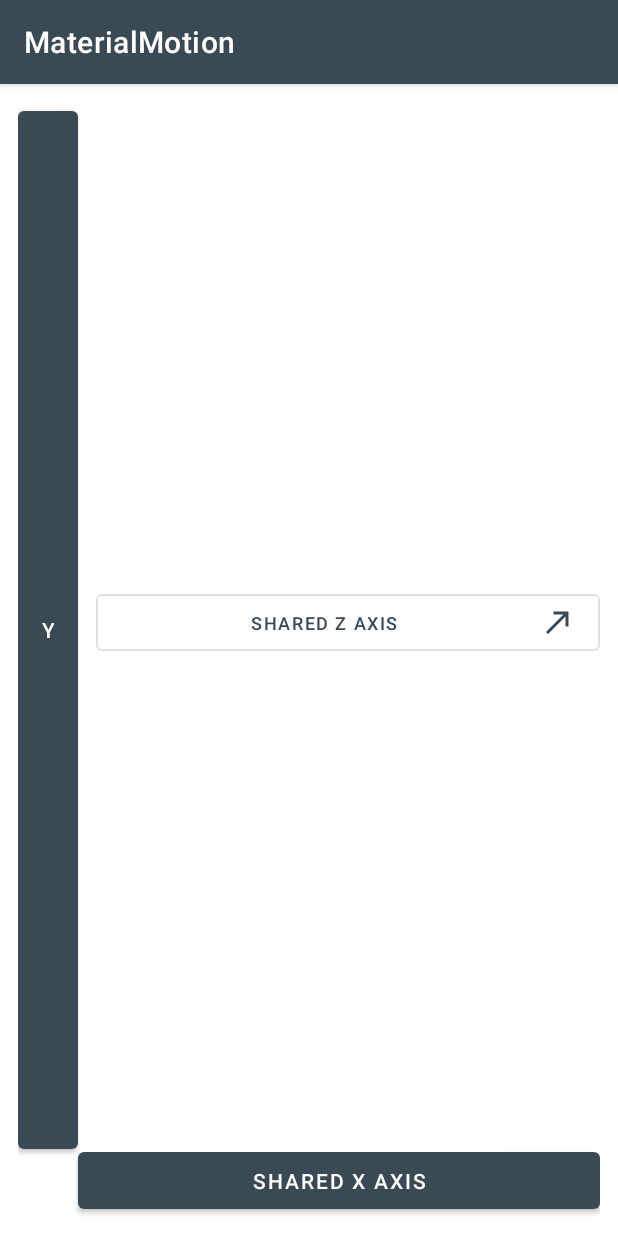
After one commit to putragraha/MaterialMotion, an Android app: the SharedAxisActivity screen opened directly, with no data from a screen before it, on a phone screen of 412 x 824 dp. The commit adds this screen. Run offline under Robolectric (Android 15) with nearby library versions, the phone set to English and light mode, and no system bars.

Commit message:
Set intent to SharedAxisActivity.kt

```diff
--- a/app/src/main/AndroidManifest.xml
+++ b/app/src/main/AndroidManifest.xml
@@ -21,6 +21,8 @@
         <activity android:name=".containertransform.ContainerTransformActivity"/>
 
         <activity android:name=".containertransform.ContainerTransformedActivity"/>
+
+        <activity android:name=".sharedaxis.SharedAxisActivity"/>
     </application>
 
 </manifest>
--- a/app/src/main/java/com/nsystem/materialmotion/MainActivity.kt
+++ b/app/src/main/java/com/nsystem/materialmotion/MainActivity.kt
@@ -5,6 +5,7 @@ import android.os.Bundle
 import androidx.appcompat.app.AppCompatActivity
 import com.nsystem.materialmotion.containertransform.ContainerTransformActivity
 import com.nsystem.materialmotion.databinding.ActivityMainBinding
+import com.nsystem.materialmotion.sharedaxis.SharedAxisActivity
 
 class MainActivity : AppCompatActivity() {
 
@@ -18,8 +19,19 @@ class MainActivity : AppCompatActivity() {
     }
 
     private fun setupButton() {
+        setupMbContainerTransform()
+        setupMbSharedAxis()
+    }
+
+    private fun setupMbContainerTransform() {
         binding.mbContainerTransform.setOnClickListener {
             startActivity(Intent(this@MainActivity, ContainerTransformActivity::class.java))
         }
     }
+
+    private fun setupMbSharedAxis() {
+        binding.mbSharedAxis.setOnClickListener {
+            startActivity(Intent(this@MainActivity, SharedAxisActivity::class.java))
+        }
+    }
 }
--- /dev/null
+++ b/app/src/main/java/com/nsystem/materialmotion/sharedaxis/SharedAxisActivity.kt
@@ -0,0 +1,18 @@
+package com.nsystem.materialmotion.sharedaxis
+
+import android.os.Bundle
+import androidx.appcompat.app.AppCompatActivity
+import com.nsystem.materialmotion.R
+
+
+/**
+ * @author Putra Nugraha (putra.nugraha@dana.id)
+ * @version SharedAxisActivity, v 0.0.1 27/09/20 15.54 by Putra Nugraha
+ */
+class SharedAxisActivity: AppCompatActivity() {
+
+    override fun onCreate(savedInstanceState: Bundle?) {
+        super.onCreate(savedInstanceState)
+        setContentView(R.layout.activity_shared_axis)
+    }
+}
--- /dev/null
+++ b/app/src/main/res/layout/activity_shared_axis.xml
@@ -0,0 +1,39 @@
+<?xml version="1.0" encoding="utf-8"?>
+<androidx.constraintlayout.widget.ConstraintLayout xmlns:android="http://schemas.android.com/apk/res/android"
+    xmlns:app="http://schemas.android.com/apk/res-auto"
+    xmlns:tools="http://schemas.android.com/tools"
+    android:layout_width="match_parent"
+    android:layout_height="match_parent"
+    android:layout_margin="12dp"
+    tools:context=".containertransform.ContainerTransformActivity">
+
+    <com.google.android.material.button.MaterialButton
+        android:id="@+id/mb_y_shared_axis"
+        android:layout_width="40dp"
+        android:layout_height="match_parent"
+        android:layout_marginBottom="40dp"
+        android:text="@string/label_y"
+        app:layout_constraintStart_toStartOf="parent"
+        app:layout_constraintTop_toTopOf="parent" />
+
+    <com.google.android.material.button.MaterialButton
+        android:id="@+id/mb_x_shared_axis"
+        android:layout_width="match_parent"
+        android:layout_height="50dp"
+        android:layout_marginStart="40dp"
+        android:text="@string/shared_x_axis"
+        app:layout_constraintBottom_toBottomOf="parent"
+        app:layout_constraintEnd_toEndOf="parent" />
+
+    <com.google.android.material.button.MaterialButton
+        android:id="@+id/mb_container_transform"
+        style="@style/MaterialButton.Outlined.CustomIconed"
+        android:layout_marginStart="12dp"
+        android:text="@string/shared_z_axis"
+        app:icon="@drawable/ic_arrow_start"
+        app:layout_constraintBottom_toTopOf="@id/mb_x_shared_axis"
+        app:layout_constraintStart_toEndOf="@id/mb_y_shared_axis"
+        app:layout_constraintEnd_toEndOf="parent"
+        app:layout_constraintTop_toTopOf="parent" />
+
+</androidx.constraintlayout.widget.ConstraintLayout>
```
